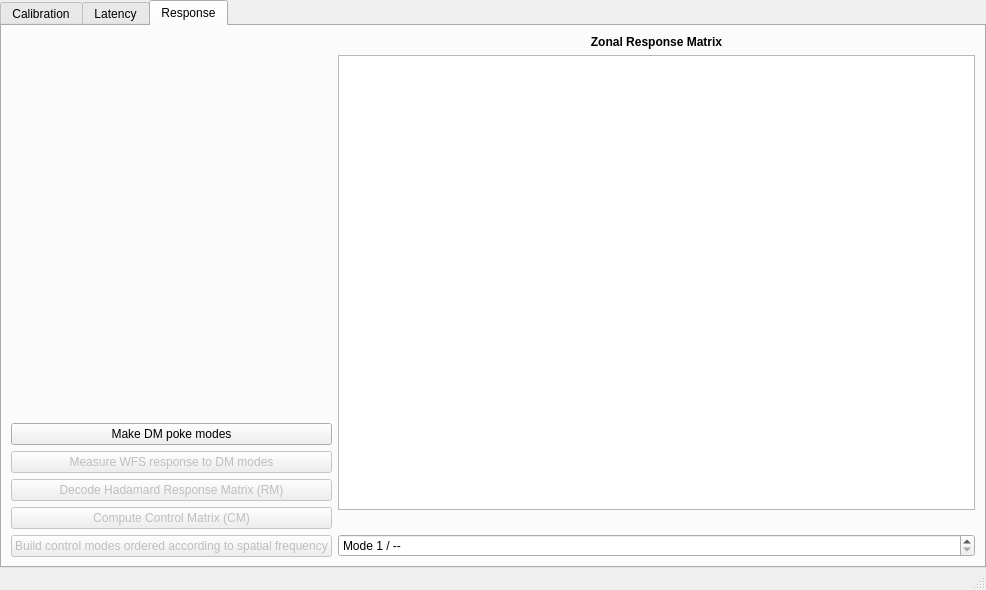
The window that guis/ui/calibration.ui (janis-hag/kalao-ics) describes before a commit, drawn with Qt 5.
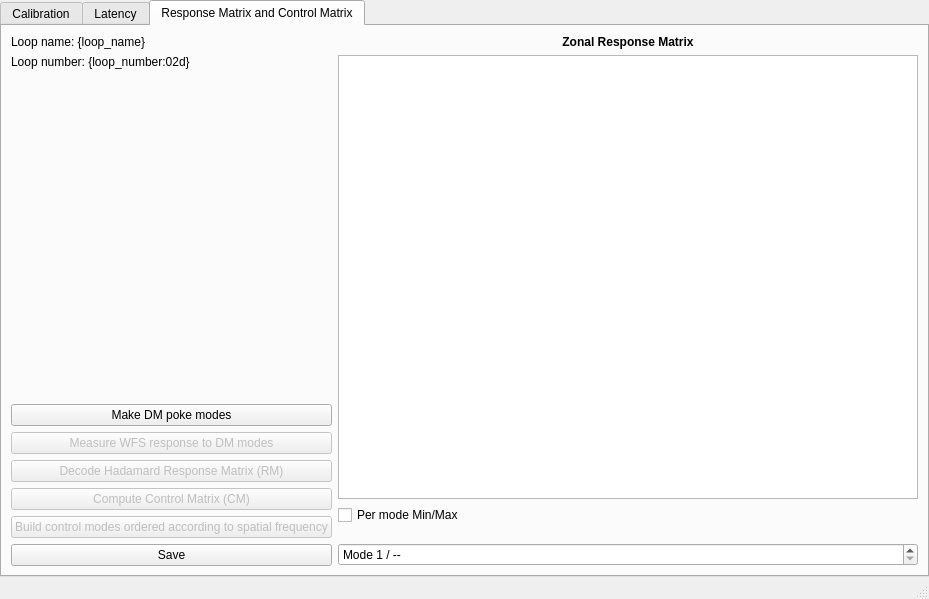
The same window after the commit. The open tabs and pages were chosen to show the change. Custom widgets are drawn as their Qt base class.

Patch:
```diff
--- a/guis/ui/calibration.ui
+++ b/guis/ui/calibration.ui
@@ -6,8 +6,8 @@
    <rect>
     <x>0</x>
     <y>0</y>
-    <width>986</width>
-    <height>590</height>
+    <width>929</width>
+    <height>599</height>
    </rect>
   </property>
   <property name="windowTitle">
@@ -305,7 +305,7 @@
       </widget>
       <widget class="QWidget" name="response_tab">
        <attribute name="title">
-        <string>Response</string>
+        <string>Response Matrix and Control Matrix</string>
        </attribute>
        <layout class="QGridLayout" name="gridLayout_4">
         <item row="0" column="1">
@@ -347,6 +347,20 @@
         </item>
         <item row="0" column="0" rowspan="6">
          <layout class="QVBoxLayout" name="verticalLayout">
+          <item>
+           <widget class="KLabel" name="loopname_label">
+            <property name="text">
+             <string>Loop name: {loop_name}</string>
+            </property>
+           </widget>
+          </item>
+          <item>
+           <widget class="KLabel" name="loopnumber_label">
+            <property name="text">
+             <string>Loop number: {loop_number:02d}</string>
+            </property>
+           </widget>
+          </item>
           <item>
            <spacer name="verticalSpacer_2">
             <property name="orientation">
@@ -407,8 +421,22 @@
             </property>
            </widget>
           </item>
+          <item>
+           <widget class="QPushButton" name="save_button">
+            <property name="text">
+             <string>Save</string>
+            </property>
+           </widget>
+          </item>
          </layout>
         </item>
+        <item row="2" column="1">
+         <widget class="QCheckBox" name="minmax_checkbox_2">
+          <property name="text">
+           <string>Per mode Min/Max</string>
+          </property>
+         </widget>
+        </item>
        </layout>
       </widget>
      </widget>
@@ -438,6 +466,11 @@
    <extends>QGraphicsView</extends>
    <header>kalao</header>
   </customwidget>
+  <customwidget>
+   <class>KLabel</class>
+   <extends>QLabel</extends>
+   <header>kalao</header>
+  </customwidget>
  </customwidgets>
  <resources/>
  <connections/>
```
Left out of the diff: 6 changed lines with no effect on the pictures.
